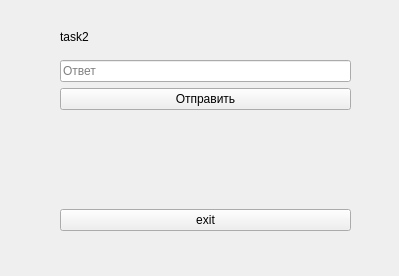
Before: the Qt Designer form task.ui in SqAnic/ProjectSucces, drawn with Qt 5.
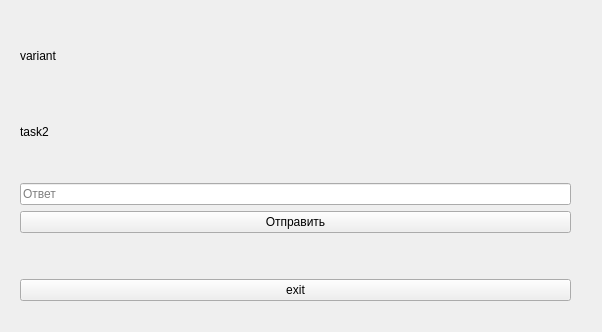
After: the same form once the commit is applied.

Patch:
```diff
--- a/task.ui
+++ b/task.ui
@@ -2,12 +2,18 @@
 <ui version="4.0">
  <class>task</class>
  <widget class="QWidget" name="task">
+  <property name="windowModality">
+   <enum>Qt::NonModal</enum>
+  </property>
+  <property name="enabled">
+   <bool>true</bool>
+  </property>
   <property name="geometry">
    <rect>
     <x>0</x>
     <y>0</y>
-    <width>399</width>
-    <height>276</height>
+    <width>602</width>
+    <height>332</height>
    </rect>
   </property>
   <property name="windowTitle">
@@ -16,15 +22,25 @@
   <widget class="QWidget" name="verticalLayoutWidget">
    <property name="geometry">
     <rect>
-     <x>60</x>
-     <y>30</y>
-     <width>291</width>
-     <height>201</height>
+     <x>20</x>
+     <y>20</y>
+     <width>551</width>
+     <height>281</height>
     </rect>
    </property>
    <layout class="QVBoxLayout" name="verticalLayout">
+    <item>
+     <widget class="QLabel" name="label_variant">
+      <property name="text">
+       <string>variant</string>
+      </property>
+     </widget>
+    </item>
     <item>
      <widget class="QLabel" name="label_task">
+      <property name="enabled">
+       <bool>true</bool>
+      </property>
       <property name="text">
        <string>task2</string>
       </property>
@@ -65,6 +81,9 @@
       <property name="orientation">
        <enum>Qt::Vertical</enum>
       </property>
+      <property name="sizeType">
+       <enum>QSizePolicy::Fixed</enum>
+      </property>
       <property name="sizeHint" stdset="0">
        <size>
         <width>20</width>
```
